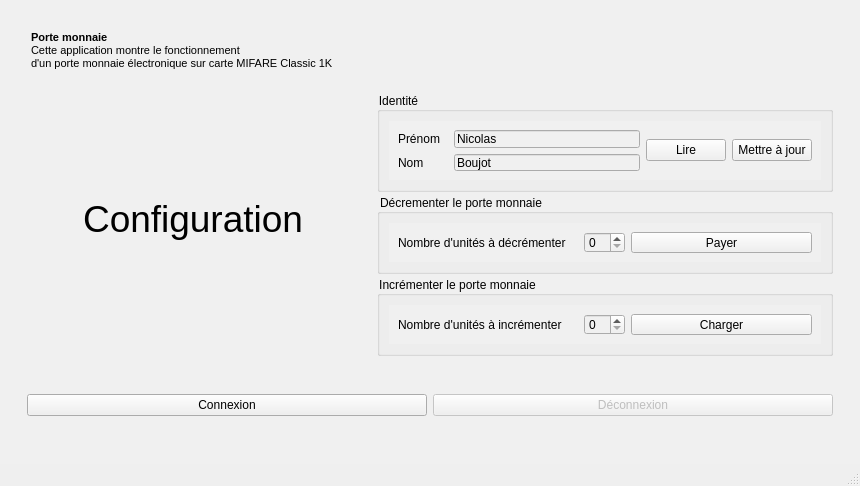
Above: TP/mainwindow.ui from Nicooow/tp-nfc before the change. Below: the same form after it.
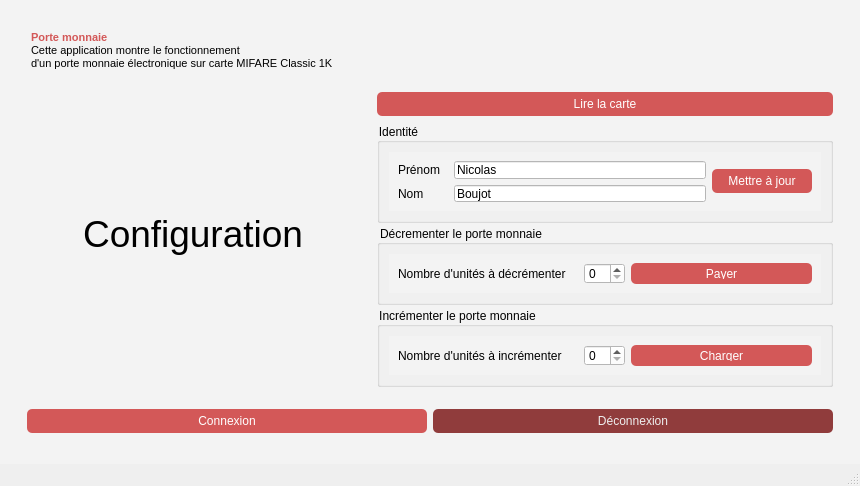
That is the form after the change. Icons and pictures are not drawn.

Commit message: Redesign de la fenêtre

What changed in the file:
```diff
--- a/TP/mainwindow.ui
+++ b/TP/mainwindow.ui
@@ -21,9 +21,27 @@
     <bool>true</bool>
    </property>
    <property name="styleSheet">
-    <string notr="true">background-color: rgb(240, 240, 240);
-
-</string>
+    <string notr="true">* {
+background-color: rgb(243, 243, 243);
+}
+.QPushButton {
+	background-color: rgb(211, 88, 88);
+	color: white;
+	border: none;
+	padding:5px 0;
+	border-radius:5px;
+ }
+QPushButton:disabled {
+	color: #eee;
+	background-color: rgb(144, 60, 60);
+}
+QPushButton:hover {
+	
+	background-color: rgb(250, 104, 104);
+}
+.QLineEdit, QSpinBox {
+	background-color:white;
+}</string>
    </property>
    <layout class="QGridLayout" name="gridLayout">
     <property name="leftMargin">
@@ -68,7 +86,7 @@
 &lt;html&gt;&lt;head&gt;&lt;meta name=&quot;qrichtext&quot; content=&quot;1&quot; /&gt;&lt;meta charset=&quot;utf-8&quot; /&gt;&lt;style type=&quot;text/css&quot;&gt;
 p, li { white-space: pre-wrap; }
 &lt;/style&gt;&lt;/head&gt;&lt;body style=&quot; font-family:'Segoe UI'; font-size:9pt; font-weight:400; font-style:normal;&quot;&gt;
-&lt;p style=&quot; margin-top:0px; margin-bottom:0px; margin-left:0px; margin-right:0px; -qt-block-indent:0; text-indent:0px;&quot;&gt;&lt;span style=&quot; font-family:'MS Shell Dlg 2'; font-size:8.25pt; font-weight:600;&quot;&gt;Porte monnaie&lt;/span&gt;&lt;/p&gt;
+&lt;p style=&quot; margin-top:0px; margin-bottom:0px; margin-left:0px; margin-right:0px; -qt-block-indent:0; text-indent:0px;&quot;&gt;&lt;span style=&quot; font-family:'MS Shell Dlg 2'; font-size:8.25pt; font-weight:600; color:#d35858;&quot;&gt;Porte monnaie&lt;/span&gt;&lt;/p&gt;
 &lt;p style=&quot; margin-top:0px; margin-bottom:0px; margin-left:0px; margin-right:0px; -qt-block-indent:0; text-indent:0px;&quot;&gt;&lt;span style=&quot; font-family:'MS Shell Dlg 2'; font-size:8.25pt;&quot;&gt;Cette application montre le fonctionnement&lt;/span&gt;&lt;/p&gt;
 &lt;p style=&quot; margin-top:0px; margin-bottom:0px; margin-left:0px; margin-right:0px; -qt-block-indent:0; text-indent:0px;&quot;&gt;&lt;span style=&quot; font-family:'MS Shell Dlg 2'; font-size:8.25pt;&quot;&gt;d'un porte monnaie électronique sur carte MIFARE Classic 1K&lt;/span&gt;&lt;/p&gt;&lt;/body&gt;&lt;/html&gt;</string>
            </property>
@@ -149,6 +167,26 @@
            <property name="spacing">
             <number>2</number>
            </property>
+           <item>
+            <widget class="QPushButton" name="read">
+             <property name="text">
+              <string>Lire la carte</string>
+             </property>
+            </widget>
+           </item>
+           <item>
+            <spacer name="verticalSpacer">
+             <property name="orientation">
+              <enum>Qt::Vertical</enum>
+             </property>
+             <property name="sizeHint" stdset="0">
+              <size>
+               <width>20</width>
+               <height>40</height>
+              </size>
+             </property>
+            </spacer>
+           </item>
            <item>
             <widget class="QGroupBox" name="groupBox">
              <property name="maximumSize">
@@ -222,15 +260,14 @@
                    </item>
                   </layout>
                  </item>
-                 <item>
-                  <widget class="QPushButton" name="read">
-                   <property name="text">
-                    <string>Lire</string>
-                   </property>
-                  </widget>
-                 </item>
                  <item>
                   <widget class="QPushButton" name="update">
+                   <property name="minimumSize">
+                    <size>
+                     <width>100</width>
+                     <height>0</height>
+                    </size>
+                   </property>
                    <property name="text">
                     <string>Mettre à jour</string>
                    </property>
```
The commit also changes 1 other file.
